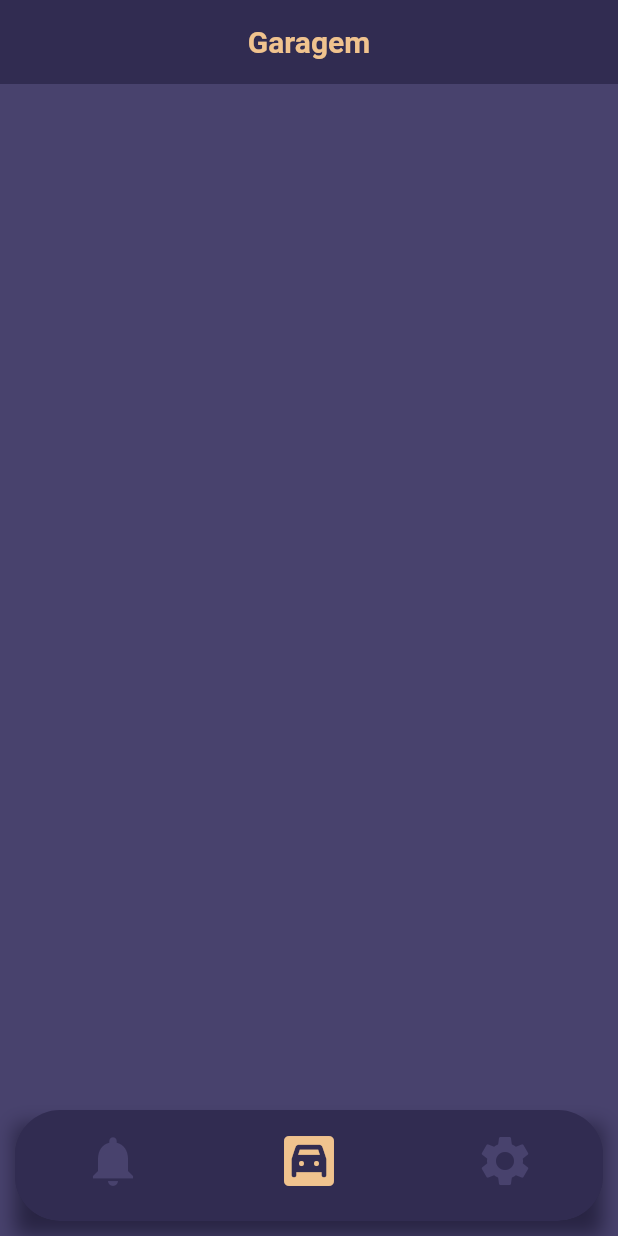
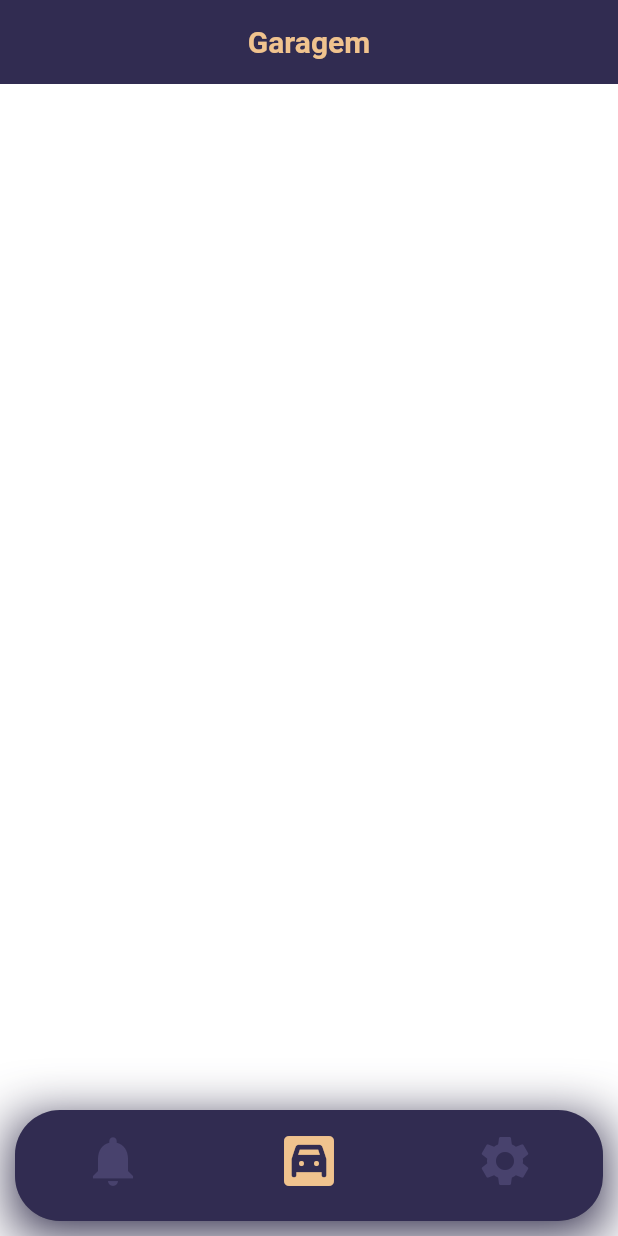
Before and after one commit to Gu1L3RM3/CARMAN, a Flutter app: the screen it shows after launch, on a phone screen of 412 x 824 dp. Run offline on Flutter 3.47's test engine with Material 3 defaults, Android fonts, the phone set to English and light mode, and no system bars.

Commit message:
Organização
Organização de tema e do navigation bottom bar

```diff
--- a/lib/carman_app.dart
+++ b/lib/carman_app.dart
@@ -1,19 +1,16 @@
 
 import 'package:carman/home_page.dart';
 import 'package:flutter/material.dart';
-
-
+import 'package:carman/models/theme_data.dart';
 class CarmanApp extends StatelessWidget {
   const CarmanApp({super.key});
 
   @override
   Widget build(BuildContext context) {
-    return    MaterialApp(
+    return   MaterialApp(
       title:'Qualquer coisa',
       debugShowCheckedModeBanner: false,
-      theme: ThemeData(
-        primarySwatch: Colors.purple
-      ),
+      theme: theme,
       home:  const HomePage(),
     );
   }
--- /dev/null
+++ b/lib/components/custom_nav_bar.dart
@@ -0,0 +1,38 @@
+import 'package:flutter/material.dart';
+
+class CustomNavBar extends StatelessWidget {
+  final int  paginaAtual;
+  final PageController pc;
+  const CustomNavBar({super.key,required this.paginaAtual,required this.pc});
+
+  @override
+  Widget build(BuildContext context) {
+    return SafeArea(
+        child: Container(
+          margin: const EdgeInsets.symmetric(vertical: 10,horizontal: 10),
+          decoration:const BoxDecoration(
+            boxShadow: [
+              BoxShadow(
+                color: Color.fromRGBO(40, 36, 67, 1),
+                offset: Offset(0, 8),
+                blurRadius: 30)
+            ]
+          ),
+          child: ClipRRect(
+            borderRadius: BorderRadius.circular(30),
+            child: BottomNavigationBar(
+              currentIndex: paginaAtual,
+              iconSize: 40,
+              items:const [
+                BottomNavigationBarItem(icon: Icon(Icons.notifications),label:'Notificações'),
+                BottomNavigationBarItem(icon: Icon(Icons.garage),label:'Garagem'),
+                BottomNavigationBarItem(icon: Icon(Icons.settings),label:'Configurações')
+              ],
+              onTap: (pagina){
+                pc.animateToPage(pagina, duration: const Duration(milliseconds: 400), curve: Curves.ease);
+              },),
+          ),
+        ),
+      );
+  }
+}
--- a/lib/config_page.dart
+++ b/lib/config_page.dart
@@ -12,17 +12,8 @@ class ConfigPage extends StatelessWidget {
   Widget build(BuildContext context) {
     return Scaffold(
       appBar: AppBar(
-        title: const Text('Configurações'),
-        titleTextStyle: const TextStyle(
-          fontWeight: FontWeight.bold,
-          fontSize: 20.0,
-          color: cor2
-        ),
-        centerTitle: true,
-        backgroundColor: cor4,
+        title: const Text('Configurações'),)
 
-         ),
-      backgroundColor: cor3,
 
     );
   }
--- a/lib/garage_page.dart
+++ b/lib/garage_page.dart
@@ -1,10 +1,6 @@
 import 'package:flutter/material.dart';
 
-const cor1=Color.fromRGBO(241, 170, 155, 1);
-const cor2=Color.fromRGBO(240, 195, 142, 1);
-const cor3=Color.fromRGBO(72, 66, 109, 1);
-const cor4=Color.fromRGBO(49, 44, 81, 1);
-const cor5=Color.fromRGBO(40, 36, 67, 1);
+
 class GaragePage extends StatelessWidget {
   const GaragePage({super.key});
 
@@ -13,16 +9,8 @@ class GaragePage extends StatelessWidget {
     return Scaffold(
       appBar: AppBar(
         title: const Text('Garagem'),
-        titleTextStyle: const TextStyle(
-          fontWeight: FontWeight.bold,
-          fontSize: 20.0,
-          color: cor2
-        ),
-        centerTitle: true,
-        backgroundColor: cor4,
+         ),
 
-         ),
-      backgroundColor: cor3,
 
     );
   }
--- a/lib/home_page.dart
+++ b/lib/home_page.dart
@@ -1,13 +1,10 @@
+import 'package:carman/components/custom_nav_bar.dart';
 import 'package:carman/config_page.dart';
 import 'package:carman/garage_page.dart';
 import 'package:carman/notify_page.dart';
 import 'package:flutter/material.dart';
 
-const cor1=Color.fromRGBO(241, 170, 155, 1);
-const cor2=Color.fromRGBO(240, 195, 142, 1);
-const cor3=Color.fromRGBO(72, 66, 109, 1);
-const cor4=Color.fromRGBO(49, 44, 81, 1);
-const cor5=Color.fromRGBO(40, 36, 67, 1);
+
 
 class HomePage extends StatefulWidget {
   const HomePage({super.key});
@@ -37,7 +34,6 @@ class _HomePageState extends State<HomePage> {
   @override
   Widget build(BuildContext context) {
     return Scaffold(
-      backgroundColor: cor3,
       body: PageView(
         controller: pc,
 
@@ -48,40 +44,7 @@ class _HomePageState extends State<HomePage> {
           ConfigPage()
         ],
         ),
-      bottomNavigationBar: SafeArea(
-        child: Container(
-          margin: const EdgeInsets.symmetric(vertical: 10,horizontal: 10),
-          decoration:const BoxDecoration(
-            boxShadow: [
-              BoxShadow(
-                offset: Offset(0, 10),
-                color: cor5,
-                blurRadius: 10)
-            ]
-          ),
-          child: ClipRRect(
-            borderRadius: BorderRadius.circular(30),
-            child: BottomNavigationBar(
-
-              currentIndex: paginaAtual,
-              selectedItemColor: cor2,
-              unselectedItemColor: cor3,
-              backgroundColor: cor4,
-              showSelectedLabels: false,
-              showUnselectedLabels: false,
-              iconSize: 40,
-              items:const [
-
-                BottomNavigationBarItem(icon: Icon(Icons.notifications),label:'Notificações'),
-                BottomNavigationBarItem(icon: Icon(Icons.garage),label:'Garagem'),
-                BottomNavigationBarItem(icon: Icon(Icons.settings),label:'Configurações')
-              ],
-              onTap: (pagina){
-                pc.animateToPage(pagina, duration: const Duration(milliseconds: 400), curve: Curves.ease);
-              },),
-          ),
-        ),
-      ),
+      bottomNavigationBar: CustomNavBar(paginaAtual: paginaAtual, pc: pc)
     );
   }
 }
--- /dev/null
+++ b/lib/models/theme_data.dart
@@ -0,0 +1,28 @@
+import 'package:flutter/material.dart';
+ThemeData theme=ThemeData(
+  useMaterial3: true,
+  appBarTheme: const AppBarTheme(
+    backgroundColor: Color.fromRGBO(49, 44, 81, 1),
+    titleTextStyle:  TextStyle(
+          fontWeight: FontWeight.bold,
+          fontSize: 20.0,
+          color: Color.fromRGBO(240, 195, 142, 1)
+        ),
+    centerTitle: true,
+  ),
+  bottomNavigationBarTheme: const BottomNavigationBarThemeData(
+    selectedItemColor: Color.fromRGBO(240, 195, 142, 1),
+    unselectedItemColor:Color.fromRGBO(72, 66, 109, 1) ,
+    backgroundColor:Color.fromRGBO(49, 44, 81, 1) ,
+    showSelectedLabels: false,
+    showUnselectedLabels: false,
+
+
+  ),
+
+
+  colorScheme: const ColorScheme.light(
+    // ignore: deprecated_member_use
+    background: Color.fromRGBO(72, 66, 109, 1),),
+
+);
--- a/lib/notify_page.dart
+++ b/lib/notify_page.dart
@@ -1,9 +1,5 @@
 import 'package:flutter/material.dart';
-const cor1=Color.fromRGBO(241, 170, 155, 1);
-const cor2=Color.fromRGBO(240, 195, 142, 1);
-const cor3=Color.fromRGBO(72, 66, 109, 1);
-const cor4=Color.fromRGBO(49, 44, 81, 1);
-const cor5=Color.fromRGBO(40, 36, 67, 1);
+
 
 class NotifyPage extends StatelessWidget {
   const NotifyPage({super.key});
@@ -13,16 +9,7 @@ class NotifyPage extends StatelessWidget {
     return Scaffold(
       appBar: AppBar(
         title: const Text('Notificações'),
-        titleTextStyle: const TextStyle(
-          fontWeight: FontWeight.bold,
-          fontSize: 20.0,
-          color: cor2
-        ),
-        centerTitle: true,
-        backgroundColor: cor4,
-
          ),
-      backgroundColor: cor3,
 
     );
   }
```
